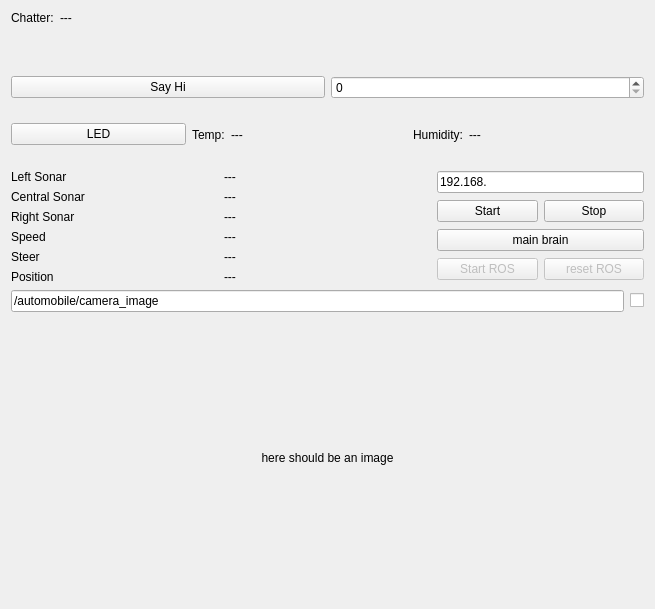
Qt form include/bfmc_dashboard/dashboard_gui.ui (euhenn/bfmc_dashboard) before a commit.
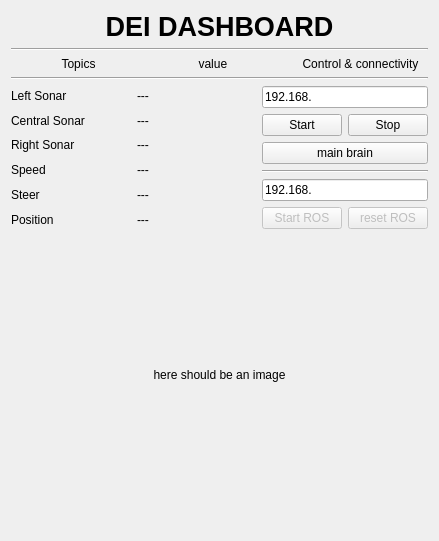
The same form after that commit.

What changed in the file:
```diff
--- a/include/bfmc_dashboard/dashboard_gui.ui
+++ b/include/bfmc_dashboard/dashboard_gui.ui
@@ -6,8 +6,8 @@
    <rect>
     <x>0</x>
     <y>0</y>
-    <width>655</width>
-    <height>609</height>
+    <width>439</width>
+    <height>541</height>
    </rect>
   </property>
   <property name="windowTitle">
@@ -15,88 +15,89 @@
   </property>
   <layout class="QVBoxLayout" name="verticalLayout">
    <item>
-    <layout class="QFormLayout" name="formLayout">
-     <item row="0" column="0">
-      <widget class="QLabel" name="chatter_lbl">
-       <property name="text">
-        <string>Chatter:</string>
+    <layout class="QVBoxLayout" name="TitleVeriticalLayout">
+     <item>
+      <widget class="QLabel" name="title">
+       <property name="sizePolicy">
+        <sizepolicy hsizetype="Preferred" vsizetype="Preferred">
+         <horstretch>0</horstretch>
+         <verstretch>0</verstretch>
+        </sizepolicy>
        </property>
-      </widget>
-     </item>
-     <item row="0" column="1">
-      <widget class="QLabel" name="chatter">
+       <property name="font">
+        <font>
+         <family>Ubuntu</family>
+         <pointsize>20</pointsize>
+         <weight>75</weight>
+         <bold>true</bold>
+        </font>
+       </property>
        <property name="text">
-        <string>---</string>
+        <string>DEI DASHBOARD</string>
        </property>
+       <property name="alignment">
+        <set>Qt::AlignCenter</set>
+       </property>
+       <property name="margin">
+        <number>0</number>
+       </property>
       </widget>
      </item>
     </layout>
    </item>
    <item>
-    <layout class="QHBoxLayout" name="horizontalLayout">
-     <item>
-      <widget class="QPushButton" name="hi_button">
-       <property name="text">
-        <string>Say Hi</string>
+    <widget class="Line" name="line_3">
+     <property name="orientation">
+      <enum>Qt::Horizontal</enum>
        </property>
       </widget>
      </item>
      <item>
-      <widget class="QSpinBox" name="hi_num"/>
-     </item>
-    </layout>
-   </item>
+    <layout class="QVBoxLayout" name="verticalLayout_5">
    <item>
     <layout class="QHBoxLayout" name="horizontalLayout_2">
      <item>
-      <widget class="QPushButton" name="led_button">
+        <widget class="QLabel" name="topics_lb">
        <property name="text">
-        <string>LED</string>
-       </property>
-      </widget>
-     </item>
-     <item>
-      <widget class="QLabel" name="temp_lbl">
-       <property name="sizePolicy">
-        <sizepolicy hsizetype="Fixed" vsizetype="Preferred">
-         <horstretch>0</horstretch>
-         <verstretch>0</verstretch>
-        </sizepolicy>
-       </property>
-       <property name="text">
-        <string>Temp:</string>
-       </property>
+          <string>Topics</string>
+         </property>
+         <property name="alignment">
+          <set>Qt::AlignCenter</set>
+         </property>
       </widget>
      </item>
      <item>
       <widget class="QLabel" name="temp">
        <property name="text">
-        <string>---</string>
-       </property>
-      </widget>
-     </item>
-     <item>
-      <widget class="QLabel" name="humidity_lbl">
-       <property name="sizePolicy">
-        <sizepolicy hsizetype="Fixed" vsizetype="Preferred">
-         <horstretch>0</horstretch>
-         <verstretch>0</verstretch>
-        </sizepolicy>
-       </property>
-       <property name="text">
-        <string>Humidity:</string>
-       </property>
+          <string>value    </string>
+         </property>
+         <property name="alignment">
+          <set>Qt::AlignCenter</set>
+         </property>
       </widget>
      </item>
      <item>
       <widget class="QLabel" name="humidity">
        <property name="text">
-        <string>---</string>
+          <string>Control &amp; connectivity</string>
+         </property>
+         <property name="alignment">
+          <set>Qt::AlignCenter</set>
+         </property>
+         <property name="margin">
+          <number>3</number>
        </property>
       </widget>
      </item>
     </layout>
    </item>
+     <item>
+      <widget class="Line" name="line_2">
+       <property name="orientation">
+        <enum>Qt::Horizontal</enum>
+       </property>
+      </widget>
+     </item>
    <item>
     <layout class="QHBoxLayout" name="horizontalLayout_5">
      <item>
@@ -174,7 +175,7 @@
           </sizepolicy>
          </property>
          <property name="text">
-          <string>---          </string>
+            <string>---                </string>
          </property>
         </widget>
        </item>
@@ -261,6 +262,26 @@
          </property>
         </widget>
        </item>
+         <item>
+          <widget class="Line" name="line">
+           <property name="orientation">
+            <enum>Qt::Horizontal</enum>
+           </property>
+          </widget>
+         </item>
+         <item>
+          <widget class="QLineEdit" name="lineEdit_2">
+           <property name="sizePolicy">
+            <sizepolicy hsizetype="Preferred" vsizetype="Fixed">
+             <horstretch>0</horstretch>
+             <verstretch>0</verstretch>
+            </sizepolicy>
+           </property>
+           <property name="text">
+            <string>192.168.</string>
+           </property>
+          </widget>
+         </item>
        <item>
         <layout class="QHBoxLayout" name="horizontalLayout_7">
          <item>
@@ -289,22 +310,6 @@
      </item>
     </layout>
    </item>
-   <item>
-    <layout class="QHBoxLayout" name="horizontalLayout_4">
-     <item>
-      <widget class="QLineEdit" name="lineEdit2">
-       <property name="text">
-        <string>/automobile/camera_image</string>
-       </property>
-      </widget>
-     </item>
-     <item>
-      <widget class="QCheckBox" name="checkBox">
-       <property name="text">
-        <string/>
-       </property>
-      </widget>
-     </item>
     </layout>
    </item>
    <item>
@@ -323,6 +328,19 @@
      </property>
     </widget>
    </item>
+   <item>
+    <spacer name="verticalSpacer">
+     <property name="orientation">
+      <enum>Qt::Vertical</enum>
+     </property>
+     <property name="sizeHint" stdset="0">
+      <size>
+       <width>20</width>
+       <height>40</height>
+      </size>
+     </property>
+    </spacer>
+   </item>
   </layout>
  </widget>
  <resources/>
```
Left out of the diff: 28 changed lines with no effect on the pictures. Lines whose indentation alone changed are shown as unchanged.
